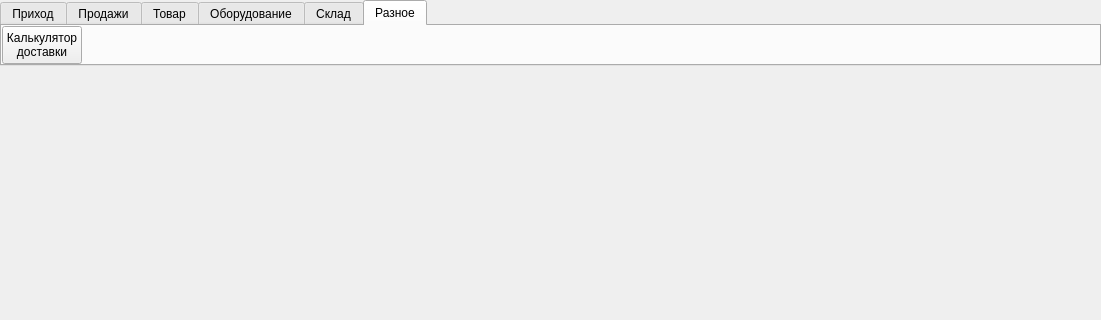
First picture: the form in ui/main_window.ui, repository Meller008/kara, before the edit; both pictures show x 0 to 1101 and y 0 to 320 of the 1101 by 771 pixel window.
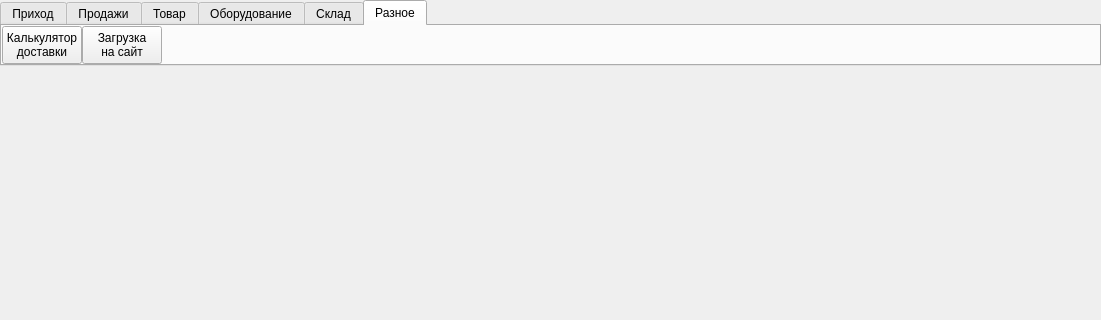
Second picture: the form after the edit. The open tabs and pages were chosen to show the change.

The edit to the form file:
```diff
--- a/ui/main_window.ui
+++ b/ui/main_window.ui
@@ -522,7 +522,7 @@
         <property name="spacing">
          <number>0</number>
         </property>
-        <item row="0" column="1">
+        <item row="0" column="2">
          <spacer name="horizontalSpacer_2">
           <property name="orientation">
            <enum>Qt::Horizontal</enum>
@@ -549,6 +549,20 @@
           </property>
          </widget>
         </item>
+        <item row="0" column="1">
+         <widget class="QPushButton" name="pushButton_21">
+          <property name="sizePolicy">
+           <sizepolicy hsizetype="Minimum" vsizetype="Minimum">
+            <horstretch>0</horstretch>
+            <verstretch>0</verstretch>
+           </sizepolicy>
+          </property>
+          <property name="text">
+           <string>Загрузка 
+на сайт</string>
+          </property>
+         </widget>
+        </item>
        </layout>
       </widget>
      </widget>
```
Left out of the diff: 41 changed lines with no effect on the pictures.
